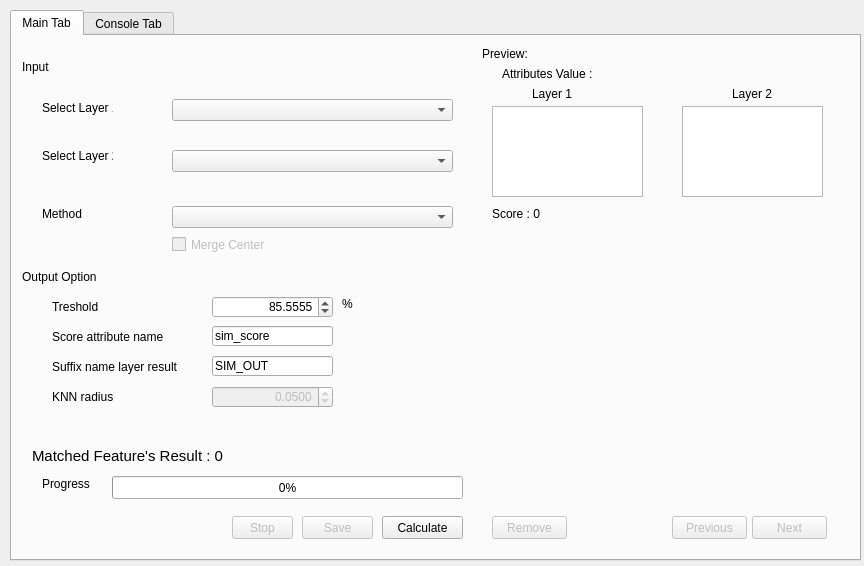
The window that similarity_plugin_dialog_base.ui (panickspa/SimilarityPlugin) describes before a commit, drawn with Qt 5.
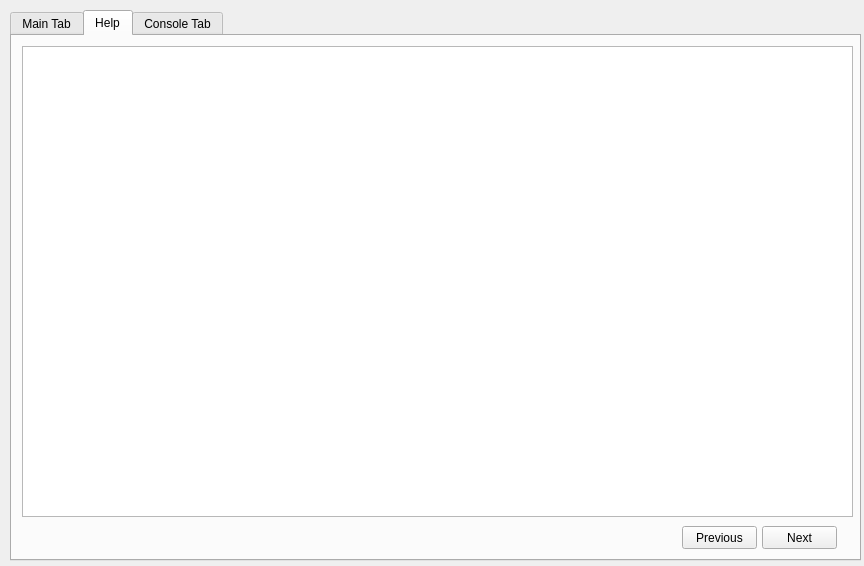
The same window after the commit. The open tabs and pages were chosen to show the change. Custom widgets are drawn as their Qt base class.

```diff
--- a/similarity_plugin_dialog_base.ui
+++ b/similarity_plugin_dialog_base.ui
@@ -430,7 +430,7 @@
       </font>
      </property>
      <property name="text">
-      <string>Matched Feature's Result : 0</string>
+      <string>Number of Result : 0</string>
      </property>
     </widget>
     <widget class="QPushButton" name="removeBtn">
@@ -543,6 +543,60 @@
      </property>
      <property name="text">
       <string>Preview:</string>
+     </property>
+    </widget>
+    <widget class="QLabel" name="eventLabel">
+     <property name="geometry">
+      <rect>
+       <x>30</x>
+       <y>480</y>
+       <width>181</width>
+       <height>21</height>
+      </rect>
+     </property>
+     <property name="text">
+      <string/>
+     </property>
+    </widget>
+   </widget>
+   <widget class="QWidget" name="helpTab">
+    <attribute name="title">
+     <string>Help</string>
+    </attribute>
+    <widget class="QTextBrowser" name="helpTextBrowser">
+     <property name="geometry">
+      <rect>
+       <x>10</x>
+       <y>10</y>
+       <width>831</width>
+       <height>471</height>
+      </rect>
+     </property>
+    </widget>
+    <widget class="QPushButton" name="nextHelpBtn">
+     <property name="geometry">
+      <rect>
+       <x>750</x>
+       <y>490</y>
+       <width>75</width>
+       <height>23</height>
+      </rect>
+     </property>
+     <property name="text">
+      <string>Next</string>
+     </property>
+    </widget>
+    <widget class="QPushButton" name="previousHelpBtn">
+     <property name="geometry">
+      <rect>
+       <x>670</x>
+       <y>490</y>
+       <width>75</width>
+       <height>23</height>
+      </rect>
+     </property>
+     <property name="text">
+      <string>Previous</string>
      </property>
     </widget>
    </widget>
```
